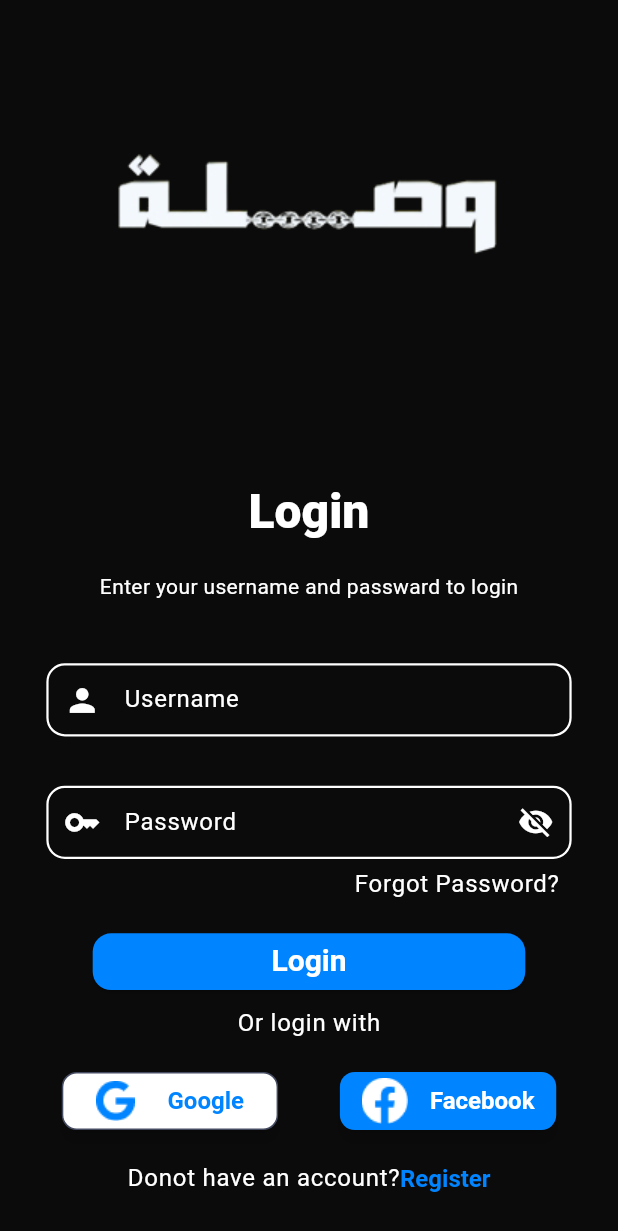
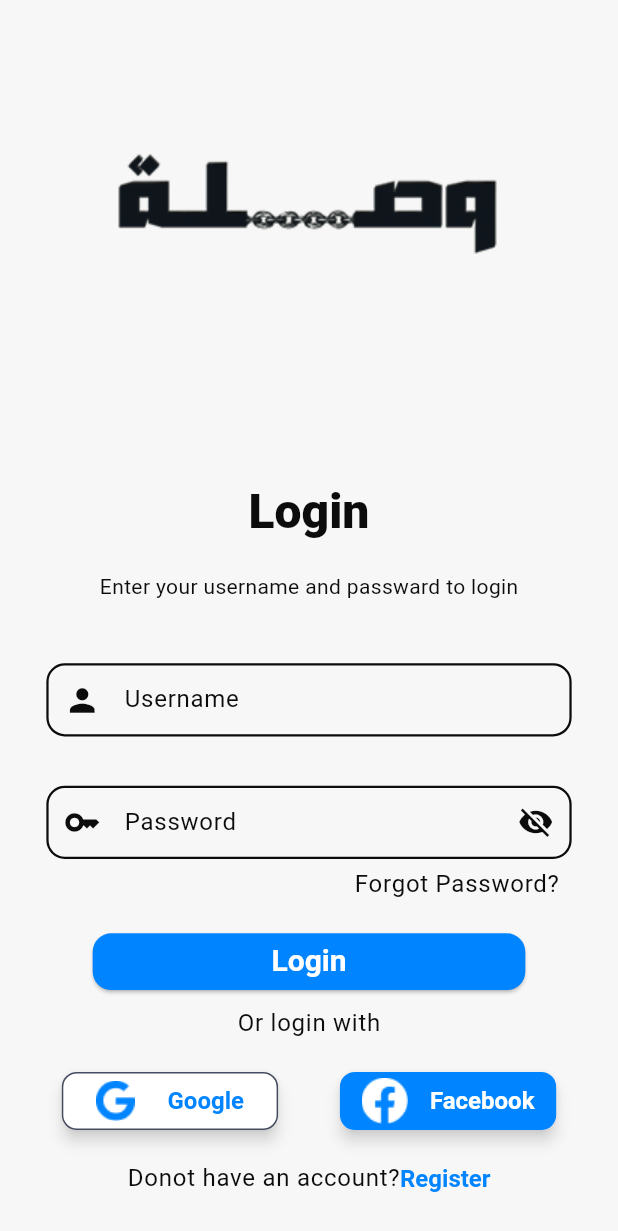
Before and after one commit to YahyaEltayeeb/graduation_project, a Flutter app: the screen it shows after launch, on a phone screen of 412 x 824 dp. Shown: the top 1231 px of the screen. Run offline on Flutter 3.47's test engine with Material 3 defaults, Android fonts, the phone set to English and light mode, and no system bars; our stand-ins replace dio, firebase_core, flutter_bloc, flutter_secure_storage, fluttertoast, get_it and 5 more; accounts and stored records are empty; generated files the repository leaves out were written again.

Commit message:
second edit

```diff
--- a/lib/features/auth/login/register/stu_register_screen.dart
+++ b/lib/features/auth/login/register/stu_register_screen.dart
@@ -1,5 +1,4 @@
 import 'package:flutter/material.dart';
-import 'package:graduation_project/config/routing/routing_extensions.dart';
 import 'package:graduation_project/core/components/custom_elevated_button.dart';
 import 'package:graduation_project/core/extensions/extensions.dart';
 import 'package:graduation_project/features/auth/common/auth_dropdoen_textfield.dart';
--- a/lib/main.dart
+++ b/lib/main.dart
@@ -6,7 +6,6 @@ import 'package:graduation_project/config/theme/app_theme.dart';
 import 'package:graduation_project/core/di/di.dart';
 import 'package:graduation_project/core/general_cubit/local_cubit.dart';
 import 'package:graduation_project/core/l10n/translations/app_localizations.dart';
-
 
 void main() async {
   WidgetsFlutterBinding.ensureInitialized();
@@ -30,7 +29,8 @@ class SuperFitnessApp extends StatelessWidget {
           localizationsDelegates: AppLocalizations.localizationsDelegates,
           supportedLocales: AppLocalizations.supportedLocales,
           locale: Locale(state.languageCode),
-          theme: AppTheme.darkTheme,
+          theme: AppTheme.lightTheme,
+          themeMode: ThemeMode.system,
           debugShowCheckedModeBanner: false,
           onGenerateRoute: RouteGenerator.getRoute,
           initialRoute: AppRoutes.login,
```
Also changed, not shown: lib/core/l10n/app_en.arb (+9 -9 lines).
